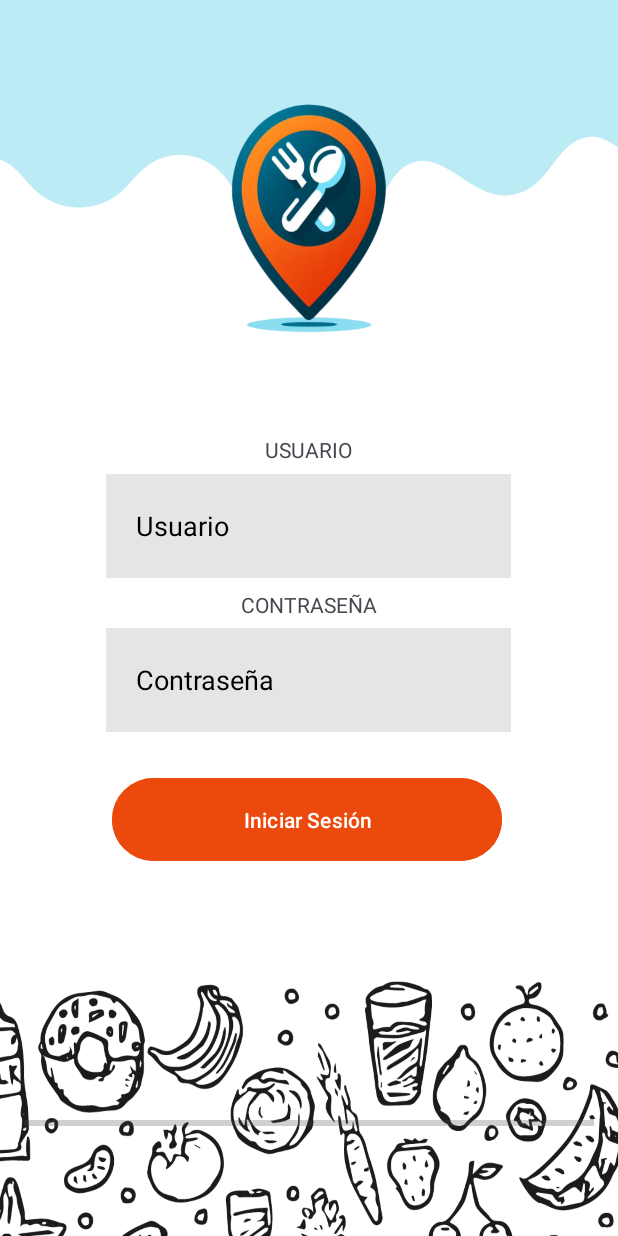
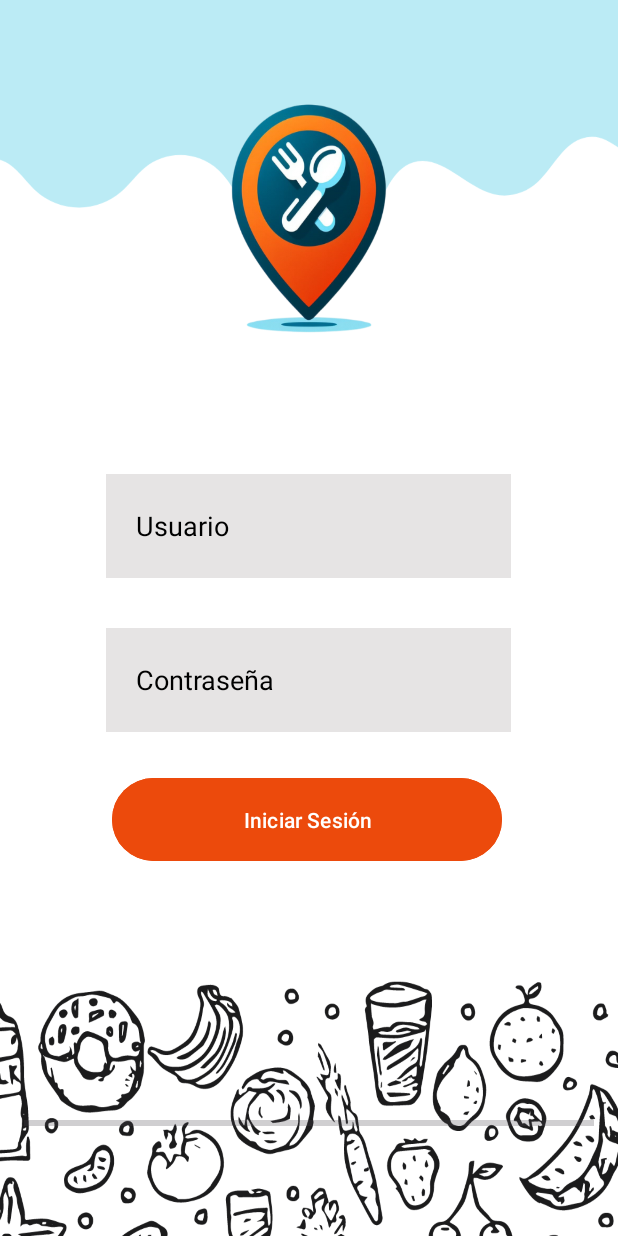
Before and after one commit to KernyMC/ProyectoMoviles, an Android app: the Login screen opened directly, with no data from a screen before it, on a phone screen of 412 x 824 dp. Run offline under Robolectric (Android 15) with nearby library versions, the phone set to English and light mode, and no system bars; Roboto replaces fonts that are not available here.

Commit message:
Borrar textos

```diff
--- a/app/src/main/res/layout/activity_login.xml
+++ b/app/src/main/res/layout/activity_login.xml
@@ -77,7 +77,6 @@
             android:id="@+id/textView3"
             android:layout_width="wrap_content"
             android:layout_height="wrap_content"
-            android:text="CONTRASEÑA"
             app:layout_constraintBottom_toBottomOf="parent"
             app:layout_constraintEnd_toEndOf="parent"
             app:layout_constraintStart_toStartOf="parent"
@@ -88,7 +87,6 @@
             android:id="@+id/textView7"
             android:layout_width="wrap_content"
             android:layout_height="wrap_content"
-            android:text="USUARIO"
             app:layout_constraintBottom_toBottomOf="parent"
             app:layout_constraintEnd_toEndOf="parent"
             app:layout_constraintStart_toStartOf="parent"
```
